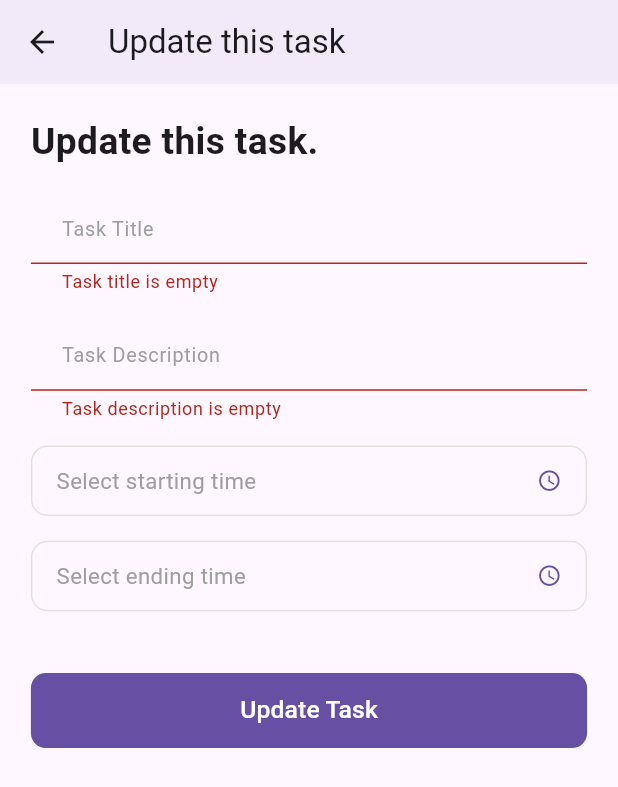
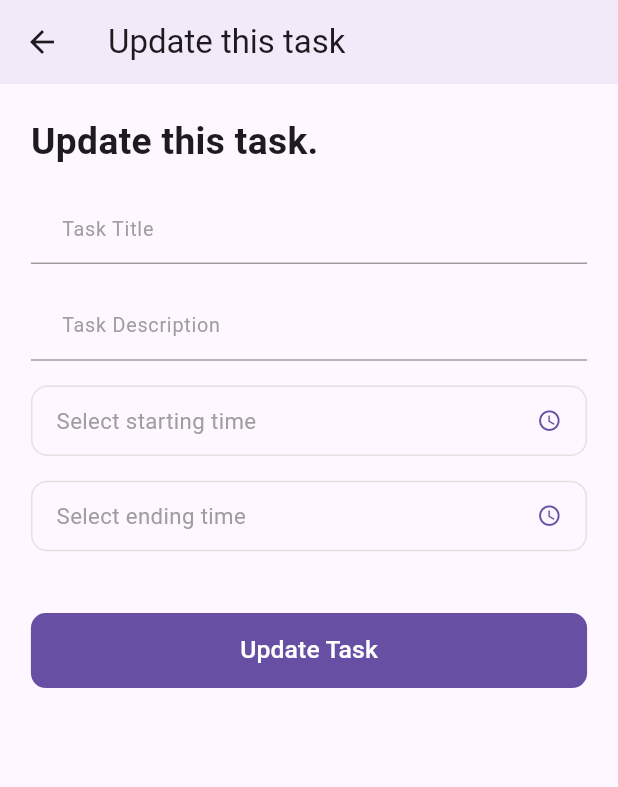
Before and after one commit to Yoseph-Gebeyehu/Task-Management, a Flutter app: the EditTaskPage screen opened directly with empty values, after a tap on "Update Task", on a phone screen of 412 x 824 dp. Shown: the top 787 px of the screen. Run offline on Flutter 3.47's test engine with Material 3 defaults, Android fonts, the light colour scheme and no system bars; our stand-ins replace awesome_notifications, bloc, flutter_bloc, sqflite; accounts and stored records are empty; network calls fail.

Commit message:
Update readme. And fix keyboard issue on EditTaskPage.

```diff
--- a/lib/domain/text_form.dart
+++ b/lib/domain/text_form.dart
@@ -1,8 +1,7 @@
 import 'package:flutter/material.dart';
 
 class CustomTextForm extends StatelessWidget {
-  final TextEditingController
-      controller; // Now final and passed in from outside
+  final TextEditingController controller;
   final String hintText;
   final String? Function(String?)? validator;
   final Widget? suffix;
@@ -20,10 +19,7 @@ class CustomTextForm extends StatelessWidget {
     Size deviceSize = MediaQuery.of(context).size;
     return TextFormField(
       validator: validator,
-      maxLines: null,
-      minLines: 1,
-      autovalidateMode: AutovalidateMode.onUserInteraction,
-      controller: controller, // Use the controller passed from outside
+      controller: controller, // Ensure the controller is passed correctly
       cursorColor: Colors.green,
       cursorWidth: 1,
       decoration: InputDecoration(
--- a/lib/features/edit-task/bloc/edit_task_state.dart
+++ b/lib/features/edit-task/bloc/edit_task_state.dart
@@ -1,6 +1,14 @@
 part of 'edit_task_bloc.dart';
 
 @immutable
-sealed class EditTaskState {}
+abstract class EditTaskState {}
 
-final class EditTaskInitial extends EditTaskState {}
+class EditTaskInitial extends EditTaskState {}
+
+class TaskUpdated extends EditTaskState {}
+
+class EditTaskError extends EditTaskState {
+  final String message;
+
+  EditTaskError(this.message);
+}
--- a/lib/features/edit-task/presentation/edit_task.dart
+++ b/lib/features/edit-task/presentation/edit_task.dart
@@ -4,6 +4,7 @@ import 'package:task_management/domain/date_picker.dart';
 import 'package:task_management/domain/text_form.dart';
 import 'package:task_management/domain/validator_service.dart';
 import 'package:task_management/features/edit-task/bloc/edit_task_bloc.dart';
+import 'package:task_management/features/home/bloc/home_bloc.dart';
 import '../../../data/model/task.dart';
 
 class EditTaskPage extends StatefulWidget {
@@ -37,17 +38,30 @@ class _EditTaskPageState extends State<EditTaskPage> {
   @override
   Widget build(BuildContext context) {
     Size deviceSize = MediaQuery.of(context).size;
-    final formKey = GlobalKey<FormState>();
 
-    return Scaffold(
+    return WillPopScope(
+      onWillPop: () async {
+        Navigator.of(context).pop();
+        return true;
+      },
+      child: Scaffold(
         appBar: AppBar(
           title: const Text('Update this task'),
           elevation: 3,
         ),
         body: BlocListener<EditTaskBloc, EditTaskState>(
-        listener: (context, state) {},
+          listener: (context, state) {
+            if (state is TaskUpdated) {
+              // Task successfully updated, navigate back
+              Navigator.pop(context);
+            } else if (state is EditTaskError) {
+              // Handle error and show a message to the user
+              ScaffoldMessenger.of(context).showSnackBar(
+                SnackBar(content: Text(state.message)),
+              );
+            }
+          },
           child: Form(
-          key: formKey,
             child: Padding(
               padding: EdgeInsets.all(deviceSize.width * 0.05),
               child: SingleChildScrollView(
@@ -126,10 +140,13 @@ class _EditTaskPageState extends State<EditTaskPage> {
                       },
                     ),
                     SizedBox(height: deviceSize.height * 0.05),
-                  ElevatedButton(
+                    BlocListener<HomeBloc, HomeState>(
+                      listener: (context, state) {
+                        // TODO: implement listener
+                      },
+                      child: ElevatedButton(
                         onPressed: () {
-                      if (formKey.currentState!.validate() &&
-                          startingTimeController.text.isNotEmpty &&
+                          if (startingTimeController.text.isNotEmpty &&
                               endingTimeController.text.isNotEmpty) {
                             final updatedTask = Task(
                               id: widget.task.id,
@@ -146,6 +163,7 @@ class _EditTaskPageState extends State<EditTaskPage> {
                                     newTask: updatedTask,
                                   ),
                                 );
+                            BlocProvider.of<HomeBloc>(context).add(LoadTasks());
                             Navigator.pop(context);
                           }
                         },
@@ -165,7 +183,9 @@ class _EditTaskPageState extends State<EditTaskPage> {
                           ),
                         ),
                       ),
+                    ),
                   ],
+                ),
               ),
             ),
           ),
--- a/lib/features/home/presentation/home_page.dart
+++ b/lib/features/home/presentation/home_page.dart
@@ -43,6 +43,7 @@ class _HomePageState extends State<HomePage> {
                   cancelBtnText: 'Cancel',
                   onConfirm: () {
                     BlocProvider.of<HomeBloc>(context).add(DeleteAllTasks());
+                    BlocProvider.of<HomeBloc>(context).add(LoadTasks());
                     Navigator.pop(context);
                   },
                   onCancel: () {
@@ -232,6 +233,8 @@ class _HomePageState extends State<HomePage> {
                                               BlocProvider.of<HomeBloc>(context)
                                                   .add(DeleteTask(
                                                       task: tasks[index]));
+                                              BlocProvider.of<HomeBloc>(context)
+                                                  .add(LoadTasks());
                                               Navigator.pop(context);
                                             },
                                             onCancel: () {
--- a/lib/main.dart
+++ b/lib/main.dart
@@ -91,6 +91,7 @@ class MyApp extends StatelessWidget {
           ),
         ],
         child: MaterialApp(
+          debugShowCheckedModeBanner: false,
           title: 'Task Manager',
           theme: ThemeData(
             primarySwatch: Colors.blue,
```
Also changed, not shown: lib/features/add-task/presentation/add_task.dart (+8 -1 lines), lib/features/edit-task/bloc/edit_task_bloc.dart (+10 -0 lines), 1 other file. Lines whose indentation alone changed are shown as unchanged.
